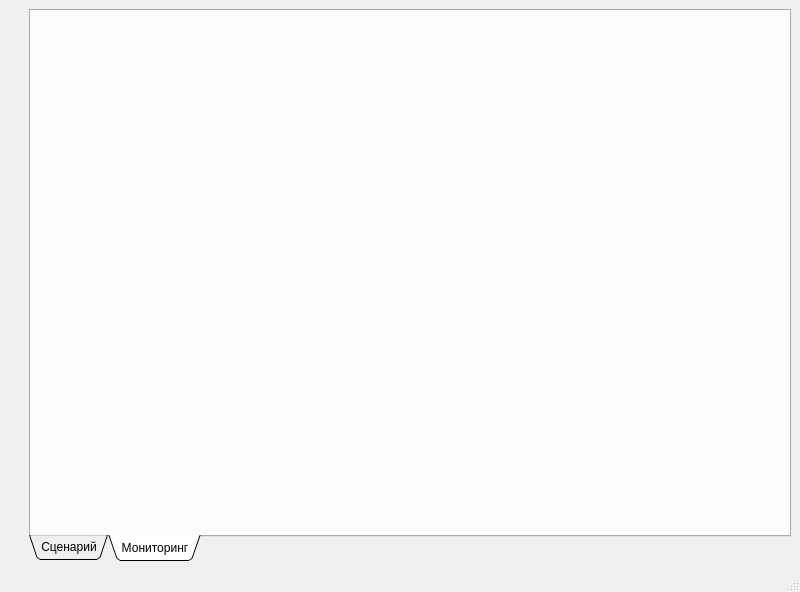
Shqet/Surprize_v4.0, file app/ui/designer/main_window.ui: the form before one commit.
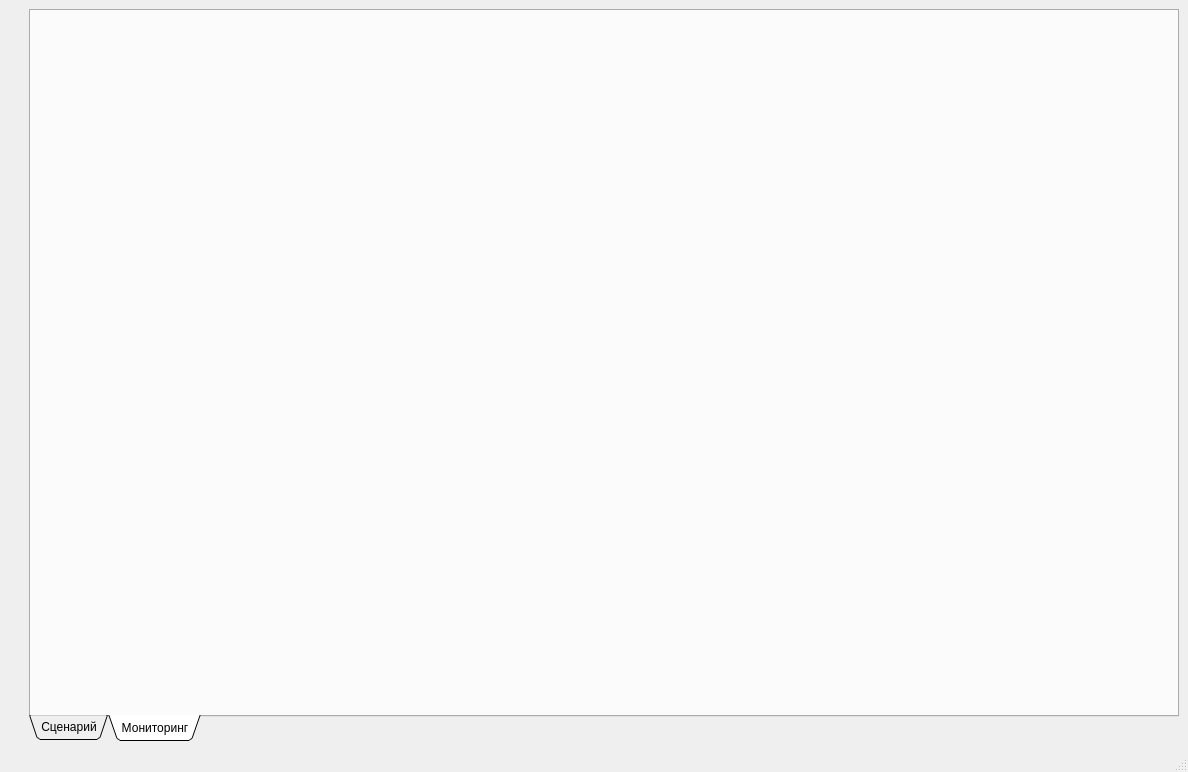
The form after the commit. The open tabs and pages were chosen to show the change.

```diff
--- a/app/ui/designer/main_window.ui
+++ b/app/ui/designer/main_window.ui
@@ -6,8 +6,8 @@
    <rect>
     <x>0</x>
     <y>0</y>
-    <width>800</width>
-    <height>592</height>
+    <width>1188</width>
+    <height>772</height>
    </rect>
   </property>
   <property name="windowTitle">
```
Left out of the diff: 105 changed lines with no effect on the pictures.
